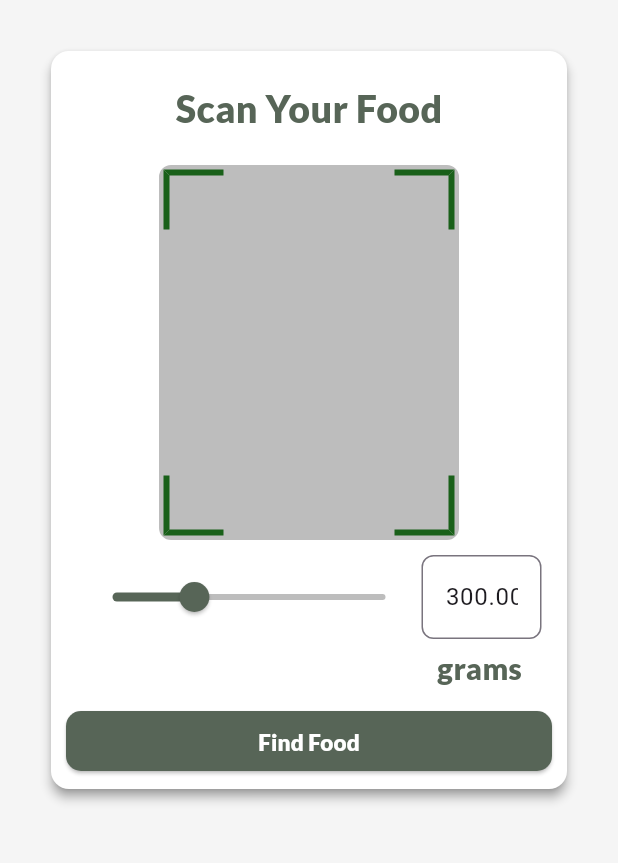
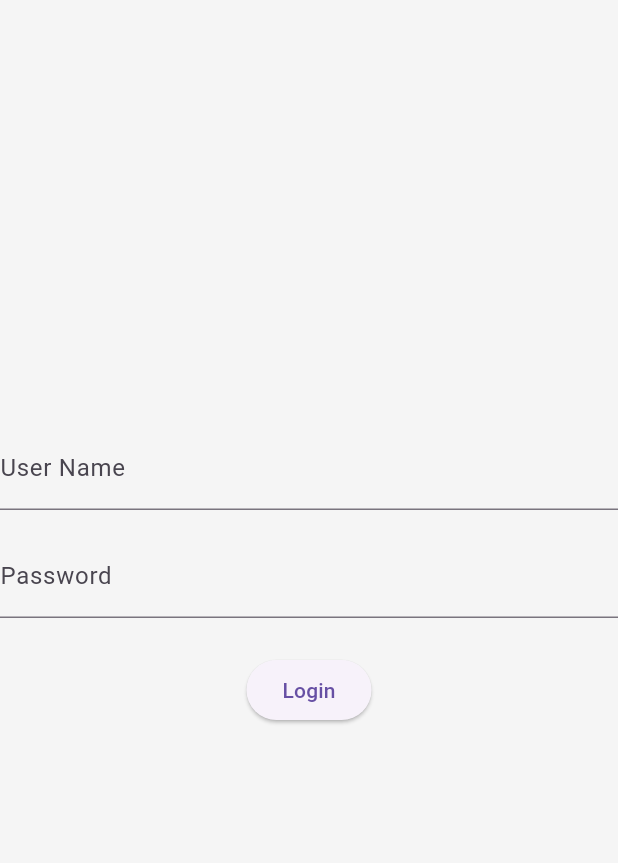
Before and after one commit to jerardh/safe-bite, a Flutter app: the screen it shows after launch, on a phone screen of 412 x 824 dp, the part 84-947 px from its top. Run offline on Flutter 3.47's test engine with Material 3 defaults, Android fonts, the phone set to English and light mode, and no system bars; our stand-ins replace firebase_core, google_fonts, image_picker, percent_indicator; accounts and stored records are empty.

Commit message:
Add Login Init

```diff
--- a/lib/main.dart
+++ b/lib/main.dart
@@ -2,6 +2,7 @@ import 'package:flutter/material.dart';
 import 'package:safebite/firebase_options.dart';
 import 'package:safebite/screens/home/components/Heading.dart';
 import 'package:safebite/screens/home/home.dart';
+import 'package:safebite/screens/signin/signIn.dart';
 import 'package:safebite/util/util.dart';
 import 'package:safebite/util/appColor.dart';
 import 'package:firebase_core/firebase_core.dart';
@@ -24,11 +25,8 @@ class MyApp extends StatelessWidget {
     return MaterialApp(
       title: 'Flutter Demo',
       theme: ThemeData(
-          useMaterial3: true,
-          scaffoldBackgroundColor: AppColor.background),
-      home: Scaffold(
-          appBar: AppBar(title: Heading(), backgroundColor: AppColor.primary),
-          body: Home()),
+          useMaterial3: true, scaffoldBackgroundColor: AppColor.background),
+      home: Scaffold(appBar: Util().appBar, body: SignIn()),
     );
   }
 }
--- a/lib/screens/home/home.dart
+++ b/lib/screens/home/home.dart
@@ -1,8 +1,10 @@
+import 'package:flutter/material.dart';
 import 'package:flutter/widgets.dart';
 import 'package:safebite/screens/home/components/CalorieInfo.dart';
 import 'package:safebite/screens/home/components/imagepick.dart' as picker;
 import 'package:safebite/util/AppText.dart';
 import 'package:safebite/util/appColor.dart';
+import 'package:safebite/util/util.dart';
 
 class Home extends StatefulWidget {
   @override
@@ -14,13 +16,13 @@ class Home extends StatefulWidget {
 class HomeState extends State<Home> {
   @override
   Widget build(BuildContext context) {
-    return SingleChildScrollView(
-      child: Column(
-          crossAxisAlignment: CrossAxisAlignment.start,
-          mainAxisAlignment: MainAxisAlignment.start,
-          children: [
-            picker.ImagePick()
-          ]),
-    );
+    return Scaffold(
+        appBar: Util().appBar,
+        body: SingleChildScrollView(
+          child: Column(
+              crossAxisAlignment: CrossAxisAlignment.start,
+              mainAxisAlignment: MainAxisAlignment.start,
+              children: [picker.ImagePick()]),
+        ));
   }
 }
--- /dev/null
+++ b/lib/screens/signin/signIn.dart
@@ -0,0 +1,60 @@
+import 'package:flutter/material.dart';
+import 'package:safebite/screens/home/home.dart';
+
+class SignIn extends StatefulWidget {
+  var userName;
+  var passWord;
+  @override
+  State<StatefulWidget> createState() {
+    return SignInState();
+  }
+}
+
+class SignInState extends State<SignIn> {
+  final TextEditingController _userNameController = TextEditingController();
+  final TextEditingController _passwordController = TextEditingController();
+  Future<void> login() async {
+    String userName = _userNameController.text.trim();
+    String password = _passwordController.text.trim();
+    if (userName.isEmpty || password.isEmpty) {
+      ScaffoldMessenger.of(context).showSnackBar(
+        const SnackBar(content: Text("Please enter username and password")),
+      );
+      return;
+    }
+
+    Navigator.pushReplacement(
+      context,
+      MaterialPageRoute(builder: (context) => Home()),
+    );
+  }
+
+  @override
+  Widget build(BuildContext context) {
+    return Column(
+      mainAxisAlignment: MainAxisAlignment.center,
+      children: [
+        TextField(
+          controller: _userNameController,
+          decoration: const InputDecoration(
+            labelText: "User Name",
+          ),
+        ),
+        const SizedBox(height: 16),
+        TextField(
+          controller: _passwordController,
+          obscureText: true,
+          decoration: const InputDecoration(
+            labelText: "Password",
+          ),
+        ),
+        const SizedBox(height: 24),
+        ElevatedButton(
+          onPressed: () => {login()},
+          // onPressed: _login,
+          child: const Text("Login"),
+        ),
+      ],
+    );
+  }
+}
--- a/lib/util/util.dart
+++ b/lib/util/util.dart
@@ -1,3 +1,8 @@
+import 'package:flutter/material.dart';
+import 'package:safebite/screens/home/components/Heading.dart';
+import 'package:safebite/util/appColor.dart';
+
 class Util {
   static const title = "Safe Bite";
+  var appBar = AppBar(title: Heading(), backgroundColor: AppColor.primary);
 }
```
